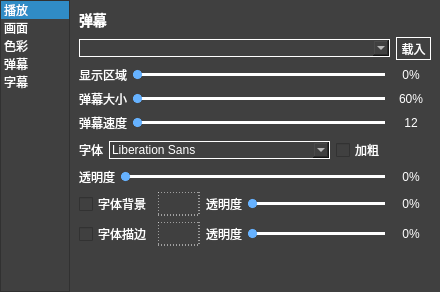
Before: the Qt Designer form src/ui/player/fullSettingView.ui in BusyStudent/QZood, drawn with Qt 5.
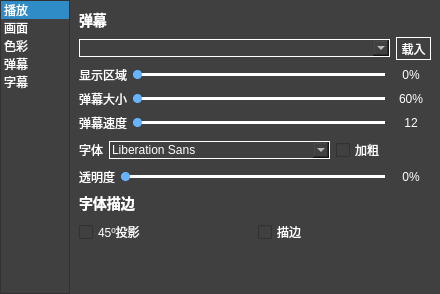
After: the same form once the commit is applied. The open tabs and pages were chosen to show the change.

What changed in the file:
```diff
--- a/src/ui/player/fullSettingView.ui
+++ b/src/ui/player/fullSettingView.ui
@@ -7,7 +7,7 @@
     <x>0</x>
     <y>0</y>
     <width>440</width>
-    <height>291</height>
+    <height>294</height>
    </rect>
   </property>
   <property name="sizePolicy">
@@ -54,7 +54,7 @@
 	border: 1px solid #66B2FF;
 	color: #66B2FF;
 }
-QLabel#titleColor, QLabel#titleDanmaku, QLabel#titleAspectRation, QLabel#titleImageQualityEnhancement, QLabel#titleRotation, QLabel#titleRate, QLabel#titleStep, QLabel#titleFont, QLabel#titlePosition, QLabel#titleSubtitle, QLabel#titleSynchronize {
+QLabel#titleColor, QLabel#titleDanmaku, QLabel#titleAspectRation, QLabel#titleImageQualityEnhancement, QLabel#titleRotation, QLabel#titleRate, QLabel#titleStep, QLabel#titleFont, QLabel#titlePosition, QLabel#titleSubtitle, QLabel#titleSynchronize,QLabel#fontStroke {
 	font-size: 14px;
 	font-weight: bold;
 }
@@ -946,128 +946,46 @@
         </layout>
        </item>
        <item>
-        <layout class="QHBoxLayout" name="horizontalLayout_8">
-         <item>
-          <widget class="QCheckBox" name="danmakuBackgroundCheckBox">
-           <property name="sizePolicy">
-            <sizepolicy hsizetype="Minimum" vsizetype="Fixed">
-             <horstretch>0</horstretch>
-             <verstretch>0</verstretch>
-            </sizepolicy>
-           </property>
-           <property name="text">
-            <string>字体背景</string>
-           </property>
-          </widget>
-         </item>
-         <item>
-          <widget class="QPushButton" name="danmakuBackgroundColor">
-           <property name="sizePolicy">
-            <sizepolicy hsizetype="Minimum" vsizetype="Fixed">
-             <horstretch>0</horstretch>
-             <verstretch>0</verstretch>
-            </sizepolicy>
-           </property>
-           <property name="styleSheet">
-            <string notr="true">QPushButton {
-	border: 1px dashed white;
-}</string>
-           </property>
-           <property name="text">
-            <string/>
-           </property>
-          </widget>
-         </item>
-         <item>
-          <widget class="QLabel" name="label">
-           <property name="text">
-            <string>透明度</string>
-           </property>
-          </widget>
-         </item>
-         <item>
-          <widget class="QSlider" name="danmakuBackgroundBar">
-           <property name="maximum">
-            <number>100</number>
-           </property>
-           <property name="orientation">
-            <enum>Qt::Horizontal</enum>
-           </property>
-          </widget>
-         </item>
-         <item>
-          <widget class="QLabel" name="danmakuBackgroundLabel">
-           <property name="minimumSize">
-            <size>
-             <width>40</width>
-             <height>0</height>
-            </size>
-           </property>
-           <property name="text">
-            <string>0%</string>
-           </property>
-           <property name="alignment">
-            <set>Qt::AlignCenter</set>
-           </property>
-          </widget>
-         </item>
-        </layout>
+        <widget class="QLabel" name="fontStroke">
+         <property name="text">
+          <string>字体描边</string>
+         </property>
+        </widget>
        </item>
        <item>
-        <layout class="QHBoxLayout" name="horizontalLayout_10">
-         <item>
-          <widget class="QCheckBox" name="danmakuStrokeCheckBox">
-           <property name="text">
-            <string>字体描边</string>
-           </property>
-          </widget>
-         </item>
-         <item>
-          <widget class="QPushButton" name="danmakuStroke">
-           <property name="styleSheet">
-            <string notr="true">QPushButton {
-	border: 1px dashed white;
-}</string>
-           </property>
-           <property name="text">
-            <string/>
-           </property>
-          </widget>
-         </item>
-         <item>
-          <widget class="QLabel" name="label_22">
-           <property name="text">
-            <string>透明度</string>
-           </property>
-          </widget>
-         </item>
-         <item>
-          <widget class="QSlider" name="danmakuStrokeTransparencyBar">
-           <property name="maximum">
-            <number>100</number>
-           </property>
-           <property name="orientation">
-            <enum>Qt::Horizontal</enum>
-           </property>
-          </widget>
-         </item>
-         <item>
-          <widget class="QLabel" name="danmakuStrokeTransparencyLabel">
-           <property name="minimumSize">
-            <size>
-             <width>40</width>
-             <height>0</height>
-            </size>
-           </property>
-           <property name="text">
-            <string>0%</string>
-           </property>
-           <property name="alignment">
-            <set>Qt::AlignCenter</set>
-           </property>
-          </widget>
-         </item>
-        </layout>
+        <widget class="QGroupBox" name="groupBox">
+         <property name="title">
+          <string/>
+         </property>
+         <layout class="QHBoxLayout" name="horizontalLayout_8">
+          <property name="leftMargin">
+           <number>0</number>
+          </property>
+          <property name="topMargin">
+           <number>0</number>
+          </property>
+          <property name="rightMargin">
+           <number>0</number>
+          </property>
+          <property name="bottomMargin">
+           <number>0</number>
+          </property>
+          <item>
+           <widget class="QCheckBox" name="danmakuProject45degree">
+            <property name="text">
+             <string>45º投影</string>
+            </property>
+           </widget>
+          </item>
+          <item>
+           <widget class="QCheckBox" name="danmakuStroke">
+            <property name="text">
+             <string>描边</string>
+            </property>
+           </widget>
+          </item>
+         </layout>
+        </widget>
        </item>
        <item>
         <spacer name="verticalSpacer_6">
```
Left out of the diff: 9 changed lines with no effect on the pictures.
